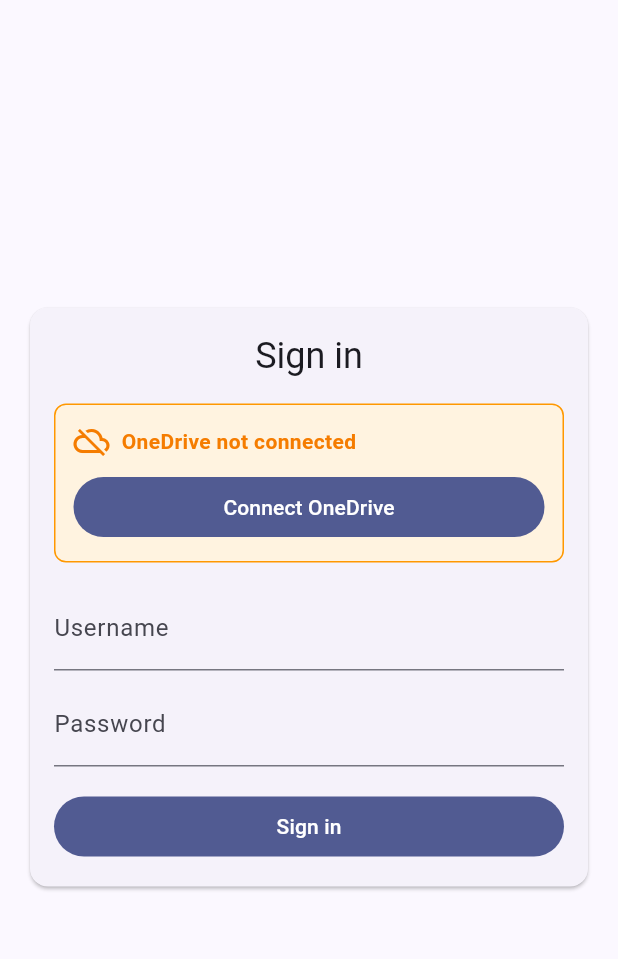
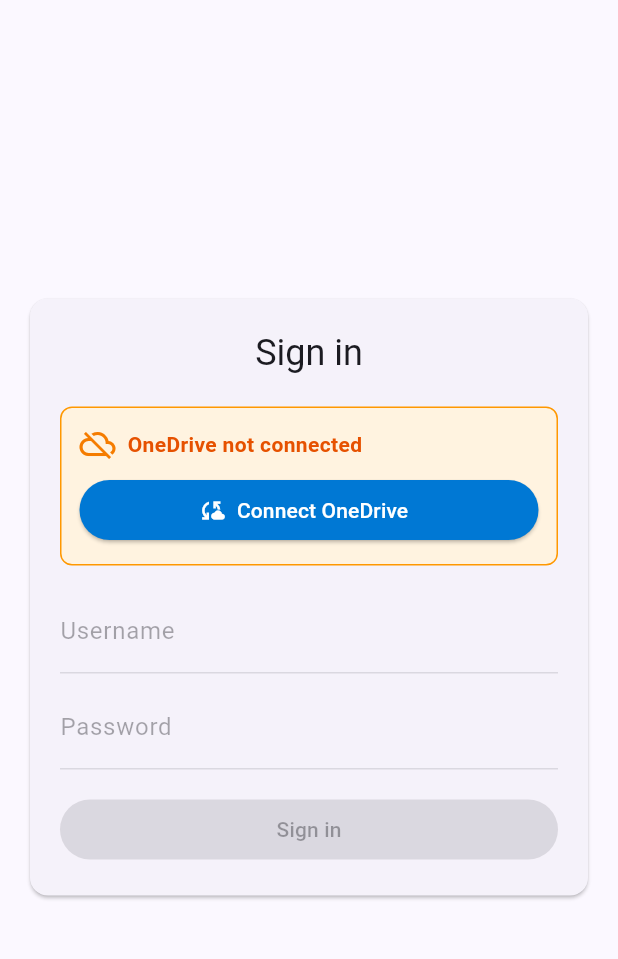
Before and after one commit to samaalfurat2-sys/daily-production-report, a Flutter app: the screen it shows after launch, on a phone screen of 412 x 824 dp, the part 63-1022 px from its top. Run offline on Flutter 3.47's test engine with Material 3 defaults, Android fonts, the phone set to English and light mode, and no system bars; our stand-ins replace shared_preferences; generated files the repository leaves out were written again.

Commit message:
feat: serverless OneDrive DB - no backend server needed

```diff
--- a/frontend_template/lib/screens/login_screen.dart
+++ b/frontend_template/lib/screens/login_screen.dart
@@ -1,320 +1,128 @@
 import 'package:flutter/material.dart';
 import 'package:production_report_app/gen_l10n/app_localizations.dart';
 import 'package:provider/provider.dart';
-
 import '../app_state.dart';
 
 class LoginScreen extends StatefulWidget {
   const LoginScreen({super.key});
-
-  @override
-  State<LoginScreen> createState() => _LoginScreenState();
+  @override State<LoginScreen> createState() => _LoginScreenState();
 }
 
 class _LoginScreenState extends State<LoginScreen> {
-  final _formKey = GlobalKey<FormState>();
-  final _username = TextEditingController();
-  final _password = TextEditingController();
-  bool _loading = false;
-  String? _error;
+  final _fk = GlobalKey<FormState>();
+  final _uCtrl = TextEditingController();
+  final _pCtrl = TextEditingController();
+  bool _busy = false;
+  String? _err;
+  bool _flow = false;
+  String _uc='', _dc='', _uri='';
 
-  // OneDrive connection state
-  bool _showOneDriveFlow = false;
-  String _userCode = '';
-  String _deviceCode = '';
-  String _verificationUri = '';
-
-  @override
-  void dispose() {
-    _username.dispose();
-    _password.dispose();
-    super.dispose();
-  }
+  @override void dispose() { _uCtrl.dispose(); _pCtrl.dispose(); super.dispose(); }
 
   @override
   Widget build(BuildContext context) {
     final t = AppLocalizations.of(context)!;
-    final appState = context.watch<AppState>();
-
+    final app = context.watch<AppState>();
     return Scaffold(
-      appBar: AppBar(
-        title: Text(t.appTitle),
-        actions: [
-          PopupMenuButton<String>(
-            onSelected: (value) => appState.setLocale(Locale(value)),
-            itemBuilder: (_) => [
-              PopupMenuItem(value: 'ar', child: Text(t.arabic)),
-              PopupMenuItem(value: 'en', child: Text(t.english)),
-            ],
-          ),
-        ],
-      ),
-      body: Center(
-        child: ConstrainedBox(
-          constraints: const BoxConstraints(maxWidth: 420),
-          child: Padding(
-            padding: const EdgeInsets.all(16),
-            child: Card(
-              child: Padding(
-                padding: const EdgeInsets.all(16),
-                child: _showOneDriveFlow
-                    ? _buildOneDriveFlow(appState, t)
-                    : _buildLoginForm(appState, t),
-              ),
-            ),
-          ),
-        ),
-      ),
+      appBar: AppBar(title: Text(t.appTitle), actions: [
+        PopupMenuButton<String>(onSelected: (v) => app.setLocale(Locale(v)), itemBuilder: (_) => [
+          PopupMenuItem(value: 'ar', child: Text(t.arabic)),
+          PopupMenuItem(value: 'en', child: Text(t.english)),
+        ]),
+      ]),
+      body: Center(child: ConstrainedBox(constraints: const BoxConstraints(maxWidth: 420),
+        child: Padding(padding: const EdgeInsets.all(16), child: Card(child: Padding(padding: const EdgeInsets.all(20),
+          child: _flow ? _flowWidget(app, t) : _formWidget(app, t),
+        ))))),
     );
   }
 
-  Widget _buildLoginForm(AppState appState, AppLocalizations t) {
-    return Form(
-      key: _formKey,
-      child: Column(
-        mainAxisSize: MainAxisSize.min,
-        children: [
-          Text(t.loginTitle, style: Theme.of(context).textTheme.headlineSmall),
-          const SizedBox(height: 16),
-
-          // OneDrive connection banner
-          if (!appState.isConnectedToOneDrive) ...[
-            Container(
-              padding: const EdgeInsets.all(12),
-              decoration: BoxDecoration(
-                color: Colors.orange[50],
-                border: Border.all(color: Colors.orange),
-                borderRadius: BorderRadius.circular(8),
-              ),
-              child: Column(
-                children: [
-                  Row(
-                    children: [
-                      Icon(Icons.cloud_off, color: Colors.orange[700]),
-                      const SizedBox(width: 8),
-                      Expanded(
-                        child: Text(
-                          appState.locale?.languageCode == 'ar'
-                              ? '  OneDrive '
-                              : 'OneDrive not connected',
-                          style: TextStyle(
-                            fontWeight: FontWeight.bold,
-                            color: Colors.orange[700],
-                          ),
-                        ),
-                      ),
-                    ],
-                  ),
-                  const SizedBox(height: 8),
-                  SizedBox(
-                    width: double.infinity,
-                    child: FilledButton(
-                      onPressed: _startOneDriveConnection,
-                      child: Text(
-                        appState.locale?.languageCode == 'ar'
-                            ? '  OneDrive'
-                            : 'Connect OneDrive',
-                      ),
-                    ),
-                  ),
-                ],
-              ),
-            ),
-            const SizedBox(height: 16),
-          ],
-
-          if (appState.isConnectedToOneDrive) ...[
-            Container(
-              padding: const EdgeInsets.all(12),
-              decoration: BoxDecoration(
-                color: Colors.green[50],
-                border: Border.all(color: Colors.green),
-                borderRadius: BorderRadius.circular(8),
-              ),
-              child: Row(
-                children: [
-                  Icon(Icons.cloud_done, color: Colors.green[700]),
-                  const SizedBox(width: 8),
-                  Expanded(
-                    child: Text(
-                      appState.locale?.languageCode == 'ar'
-                          ? '  OneDrive '
-                          : 'OneDrive connected',
-                      style: TextStyle(
-                        fontWeight: FontWeight.bold,
-                        color: Colors.green[700],
-                      ),
-                    ),
-                  ),
-                ],
-              ),
-            ),
-            const SizedBox(height: 16),
-          ],
-
-          TextFormField(
-            controller: _username,
-            decoration: InputDecoration(labelText: t.username),
-            textInputAction: TextInputAction.next,
-            autofillHints: const [AutofillHints.username],
-            validator: (v) => (v == null || v.trim().isEmpty) ? t.username : null,
-          ),
-          const SizedBox(height: 8),
-          TextFormField(
-            controller: _password,
-            decoration: InputDecoration(labelText: t.password),
-            obscureText: true,
-            textInputAction: TextInputAction.done,
-            autofillHints: const [AutofillHints.password],
-            validator: (v) => (v == null || v.isEmpty) ? t.password : null,
-            onFieldSubmitted: (_) => _doLogin(appState, t),
-          ),
-          const SizedBox(height: 16),
-          if (_error != null) ...[
-            Text(_error!, style: const TextStyle(color: Colors.red)),
+  Widget _formWidget(AppState app, AppLocalizations t) {
+    final ar = app.locale?.languageCode == 'ar';
+    return Form(key: _fk, child: Column(mainAxisSize: MainAxisSize.min, children: [
+      Text(t.loginTitle, style: Theme.of(context).textTheme.headlineSmall),
+      const SizedBox(height: 20),
+      if (!app.isConnectedToOneDrive) ...[
+        Container(padding: const EdgeInsets.all(12),
+          decoration: BoxDecoration(color: Colors.orange.shade50, border: Border.all(color: Colors.orange), borderRadius: BorderRadius.circular(8)),
+          child: Column(children: [
+            Row(children: [Icon(Icons.cloud_off, color: Colors.orange.shade700), const SizedBox(width: 8), Expanded(child: Text(ar ? 'يجب ربط OneDrive أولاً' : 'OneDrive not connected', style: TextStyle(fontWeight: FontWeight.bold, color: Colors.orange.shade900)))]),
             const SizedBox(height: 8),
-          ],
-          SizedBox(
-            width: double.infinity,
-            child: FilledButton(
-              onPressed: _loading ? null : () => _doLogin(appState, t),
-              child: _loading
-                  ? const SizedBox(
-                      width: 18,
-                      height: 18,
-                      child: CircularProgressIndicator(strokeWidth: 2),
-                    )
-                  : Text(t.signIn),
-            ),
-          ),
-        ],
-      ),
-    );
+            SizedBox(width: double.infinity, child: ElevatedButton.icon(
+              icon: const Icon(Icons.cloud_sync), label: Text(ar ? 'ربط OneDrive' : 'Connect OneDrive'),
+              style: ElevatedButton.styleFrom(backgroundColor: const Color(0xFF0078D4), foregroundColor: Colors.white),
+              onPressed: _startFlow,
+            )),
+          ])),
+        const SizedBox(height: 16),
+      ],
+      TextFormField(controller: _uCtrl, decoration: InputDecoration(labelText: t.username), textInputAction: TextInputAction.next, enabled: app.isConnectedToOneDrive, validator: (v) => (v==null||v.trim().isEmpty) ? t.username : null),
+      const SizedBox(height: 8),
+      TextFormField(controller: _pCtrl, decoration: InputDecoration(labelText: t.password), obscureText: true, textInputAction: TextInputAction.done, enabled: app.isConnectedToOneDrive, validator: (v) => (v==null||v.isEmpty) ? t.password : null, onFieldSubmitted: (_) => _login(app, t)),
+      const SizedBox(height: 16),
+      if (_err != null) ...[Text(_err!, style: const TextStyle(color: Colors.red)), const SizedBox(height: 8)],
+      SizedBox(width: double.infinity, child: FilledButton(
+        onPressed: (_busy || !app.isConnectedToOneDrive) ? null : () => _login(app, t),
+        child: _busy ? const SizedBox(width: 18, height: 18, child: CircularProgressIndicator(strokeWidth: 2)) : Text(t.signIn),
+      )),
+    ]));
   }
 
-  Widget _buildOneDriveFlow(AppState appState, AppLocalizations t) {
-    return Column(
-      mainAxisSize: MainAxisSize.min,
-      children: [
-        Text(
-          'Connect OneDrive',
-          style: Theme.of(context).textTheme.headlineSmall,
-        ),
-        const SizedBox(height: 16),
-        const Text(
-          'Step 1: Open this URL in a browser:',
-          style: TextStyle(fontWeight: FontWeight.w500),
-        ),
-        SelectableText(
-          _verificationUri,
-          style: const TextStyle(
-            color: Colors.blue,
-            fontWeight: FontWeight.bold,
-            fontSize: 16,
-          ),
-        ),
-        const SizedBox(height: 12),
-        const Text(
-          'Step 2: Enter this code:',
-          style: TextStyle(fontWeight: FontWeight.w500),
-        ),
-        Container(
-          padding: const EdgeInsets.symmetric(horizontal: 16, vertical: 8),
-          decoration: BoxDecoration(
-            color: Colors.blue[50],
-            border: Border.all(color: Colors.blue, width: 2),
-            borderRadius: BorderRadius.circular(8),
-          ),
-          child: Text(
-            _userCode,
-            style: const TextStyle(
-              fontSize: 32,
-              fontWeight: FontWeight.bold,
-              letterSpacing: 4,
-              color: Colors.blue,
-            ),
-          ),
-        ),
-        const SizedBox(height: 16),
-        const Text(
-          'Step 3: After signing in, tap the button below:',
-          style: TextStyle(fontWeight: FontWeight.w500),
-        ),
-        const SizedBox(height: 8),
-        SizedBox(
-          width: double.infinity,
-          child: FilledButton(
-            onPressed: _checkOneDriveConnection,
-            child: const Text('I completed sign-in'),
-          ),
-        ),
-        TextButton(
-          onPressed: () => setState(() => _showOneDriveFlow = false),
-          child: const Text('Cancel'),
-        ),
+  Widget _flowWidget(AppState app, AppLocalizations t) {
+    final ar = app.locale?.languageCode == 'ar';
+    return Column(mainAxisSize: MainAxisSize.min, crossAxisAlignment: CrossAxisAlignment.start, children: [
+      Text(ar ? 'ربط Microsoft OneDrive' : 'Connect Microsoft OneDrive', style: Theme.of(context).textTheme.titleLarge),
+      const SizedBox(height: 16),
+      Text(ar ? 'الخطوة 1: افتح هذا الرابط:' : 'Step 1: Open this URL:', style: const TextStyle(fontWeight: FontWeight.bold)),
+      SelectableText(_uri, style: const TextStyle(color: Color(0xFF0078D4))),
+      const SizedBox(height: 12),
+      Text(ar ? 'الخطوة 2: أدخل هذا الكود:' : 'Step 2: Enter this code:', style: const TextStyle(fontWeight: FontWeight.bold)),
+      Container(width: double.infinity, padding: const EdgeInsets.all(16),
+        decoration: BoxDecoration(color: Colors.white, border: Border.all(color: const Color(0xFF0078D4), width: 2), borderRadius: BorderRadius.circular(8)),
+        child: Text(_uc, textAlign: TextAlign.center, style: const TextStyle(fontSize: 32, fontWeight: FontWeight.bold, letterSpacing: 4, color: Color(0xFF0078D4)))),
+      const SizedBox(height: 12),
+      Text(ar ? 'الخطوة 3: بعد تسجيل الدخول اضغط:' : 'Step 3: After sign-in, tap:', style: const TextStyle(fontWeight: FontWeight.bold)),
+      const SizedBox(height: 8),
+      if (_busy) const Center(child: CircularProgressIndicator())
+      else ...[
+        SizedBox(width: double.infinity, child: ElevatedButton(
+          style: ElevatedButton.styleFrom(backgroundColor: Colors.green.shade700, foregroundColor: Colors.white, padding: const EdgeInsets.symmetric(vertical: 14)),
+          onPressed: () => _completeFlow(app),
+          child: Text(ar ? '✅ أكملت تسجيل الدخول' : '✅ I completed sign-in'),
+        )),
+        TextButton(onPressed: () => setState(() => _flow = false), child: Text(ar ? 'إلغاء' : 'Cancel')),
       ],
-    );
+      if (_err != null) ...[const SizedBox(height: 8), Text(_err!, style: const TextStyle(color: Colors.red))],
+    ]);
   }
 
-  Future<void> _startOneDriveConnection() async {
-    setState(() {
-      _loading = true;
-      _error = null;
-    });
+  Future<void> _startFlow() async {
+    setState(() { _busy = true; _err = null; });
     try {
-      final appState = context.read<AppState>();
-      final result = await appState.connectOneDrive();
-      setState(() {
-        _userCode = result['user_code'] ?? '';
-        _deviceCode = result['device_code'] ?? '';
-        _verificationUri = result['verification_uri'] ?? 'https://microsoft.com/devicelogin';
-        _showOneDriveFlow = true;
-      });
-    } catch (e) {
-      setState(() => _error = e.toString());
-    } finally {
-      setState(() => _loading = false);
-    }
+      final app = Provider.of<AppState>(context, listen: false);
+      final r = await app.connectOneDrive();
+      setState(() { _uc = r['user_code'] as String; _dc = r['device_code'] as String; _uri = r['verification_uri'] as String; _flow = true; });
+    } catch (e) { setState(() => _err = e.toString()); }
+    finally { setState(() => _busy = false); }
   }
 
-  Future<void> _checkOneDriveConnection() async {
-    setState(() {
-      _loading = true;
-      _error = null;
-    });
+  Future<void> _completeFlow(AppState app) async {
+    setState(() { _busy = true; _err = null; });
     try {
-      final appState = context.read<AppState>();
-      final success = await appState.pollOneDriveConnection(_deviceCode);
-      if (success) {
-        setState(() {
-          _showOneDriveFlow = false;
-        });
-      } else {
-        setState(() => _error = 'Still waiting... Try again in a few seconds.');
-      }
-    } catch (e) {
-      setState(() => _error = e.toString());
-    } finally {
-      setState(() => _loading = false);
-    }
+      final ok = await app.pollOneDriveConnection(_dc);
+      if (ok) {
+        setState(() { _flow = false; });
+        if (mounted) ScaffoldMessenger.of(context).showSnackBar(SnackBar(content: Text(app.locale?.languageCode=='ar' ? '✅ تم ربط OneDrive!' : '✅ OneDrive connected!'), backgroundColor: Colors.green.shade700));
+      } else { setState(() => _err = app.locale?.languageCode=='ar' ? 'لم يكتمل بعد، حاول مجدداً' : 'Not complete yet, try again'); }
+    } catch (e) { setState(() => _err = e.toString()); }
+    finally { setState(() => _busy = false); }
   }
 
-  Future<void> _doLogin(AppState appState, AppLocalizations t) async {
-    if (!_formKey.currentState!.validate()) return;
-    if (!appState.isConnectedToOneDrive) {
-      setState(() => _error = 'Please connect OneDrive first');
-      return;
-    }
-    setState(() {
-      _loading = true;
-      _error = null;
-    });
-    try {
-      await appState.login(_username.text.trim(), _password.text);
-    } catch (_) {
-      setState(() => _error = t.invalidCredentials);
-    } finally {
-      if (mounted) setState(() => _loading = false);
-    }
+  Future<void> _login(AppState app, AppLocalizations t) async {
+    if (!_fk.currentState!.validate()) return;
+    setState(() { _busy = true; _err = null; });
+    try { await app.login(_uCtrl.text.trim(), _pCtrl.text); }
+    catch (_) { setState(() => _err = t.invalidCredentials); }
+    finally { if (mounted) setState(() => _busy = false); }
   }
 }
```
